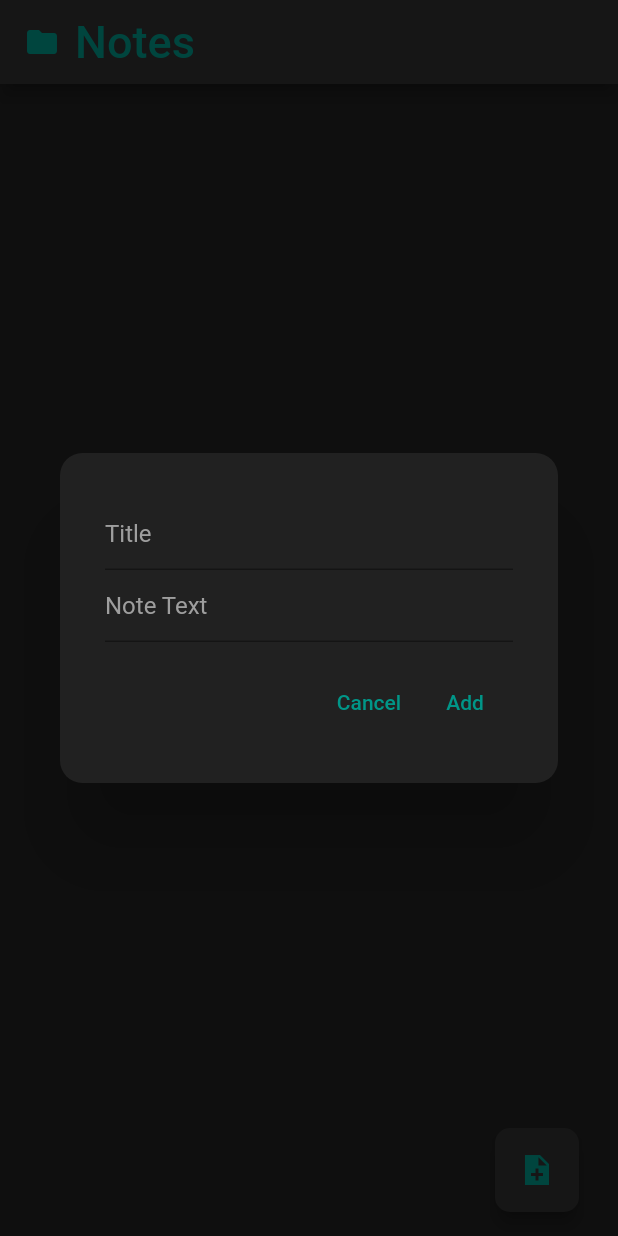
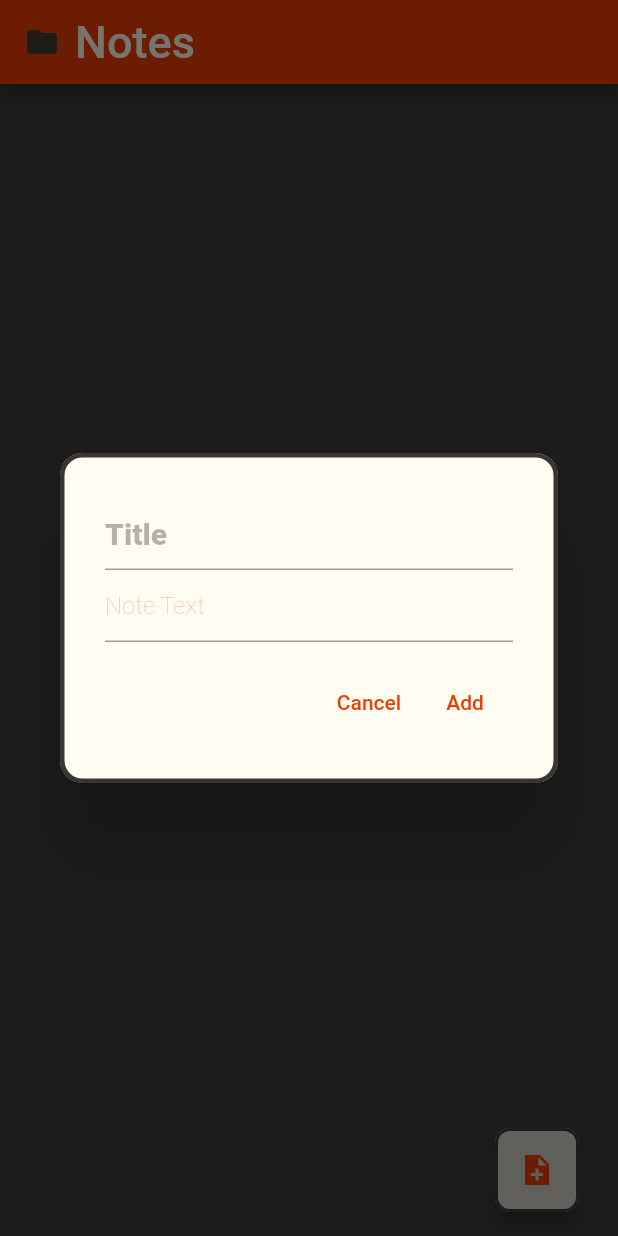
Before and after one commit to ReeceChawda/notepad, a Flutter app: the screen it shows after launch, after a tap on the "note add" icon, on a phone screen of 412 x 824 dp. Run offline on Flutter 3.47's test engine with Material 2 defaults, Android fonts, the phone set to English and light mode, and no system bars; our stand-ins replace hive, hive_flutter; accounts and stored records are empty.

Commit message:
Colour Changes - Complete overhaul of the colour scheme from black/teal to orange/white

```diff
--- a/lib/main.dart
+++ b/lib/main.dart
@@ -52,6 +52,7 @@ class NotePadAppState extends State<NotePadApp> {
     });
   }
 
+// Main note
   void noteDialog() {
     showDialog(
       context: context,
@@ -59,8 +60,9 @@ class NotePadAppState extends State<NotePadApp> {
         return Dialog(
           shape: RoundedRectangleBorder(
             borderRadius: BorderRadius.circular(15.0),
+            side: const BorderSide(color: Color.fromARGB(200, 0, 0, 0), width: 3),
           ),
-          backgroundColor: Colors.grey[900],
+          backgroundColor: const Color.fromARGB(255, 255, 252, 242),
           child: Container(
             width: 600,
             padding: const EdgeInsets.all(30.0),
@@ -71,23 +73,33 @@ class NotePadAppState extends State<NotePadApp> {
                   controller: titleInput,
                   decoration: const InputDecoration(
                     focusedBorder: UnderlineInputBorder(
-                      borderSide: BorderSide (color: Colors.teal),
+                      borderSide:
+                          BorderSide(color: Color.fromARGB(255, 235, 60, 0)),
                     ),
                     hintText: "Title",
-                    hintStyle: TextStyle(color: Colors.grey),
+                    hintStyle:
+                        TextStyle(color: Color.fromARGB(100, 64, 61, 57)),
                   ),
-                  style: TextStyle(color: Colors.grey[300]),
+                  style: const TextStyle(
+                      color: Color.fromARGB(255, 64, 61, 57),
+                      fontWeight: FontWeight.w900,
+                      fontSize: 20),
                 ),
                 TextField(
                   controller: noteInput,
                   decoration: const InputDecoration(
                     focusedBorder: UnderlineInputBorder(
-                      borderSide: BorderSide (color: Colors.teal),
+                      borderSide:
+                          BorderSide(color: Color.fromARGB(255, 235, 60, 0)),
                     ),
                     hintText: "Note Text",
-                    hintStyle: TextStyle(color: Colors.grey),
+                    hintStyle:
+                        TextStyle(color: Color.fromARGB(100, 235, 60, 0)),
                   ),
-                  style: TextStyle(color: Colors.grey[300]),
+                  style: const TextStyle(
+                    color: Color.fromARGB(255, 235, 60, 0),
+                    fontWeight: FontWeight.w200,
+                  ),
                   maxLines: null,
                 ),
                 const SizedBox(height: 16),
@@ -97,7 +109,8 @@ class NotePadAppState extends State<NotePadApp> {
                     TextButton(
                       child: const Text(
                         "Cancel",
-                        style: TextStyle(color: Colors.teal),
+                        style:
+                            TextStyle(color: Color.fromARGB(255, 235, 60, 0)),
                       ),
                       onPressed: () {
                         clearControllers();
@@ -107,7 +120,8 @@ class NotePadAppState extends State<NotePadApp> {
                     TextButton(
                       child: const Text(
                         "Add",
-                        style: TextStyle(color: Colors.teal),
+                        style:
+                            TextStyle(color: Color.fromARGB(255, 235, 60, 0)),
                       ),
                       onPressed: () {
                         addNote();
@@ -148,15 +162,16 @@ class NotePadAppState extends State<NotePadApp> {
     TextEditingController editNoteController =
         TextEditingController(text: note.text);
 
-
+//Edit note
     showDialog(
       context: context,
       builder: (context) {
         return Dialog(
           shape: RoundedRectangleBorder(
             borderRadius: BorderRadius.circular(15.0),
+            side: const BorderSide(color: Color.fromARGB(200, 0, 0, 0), width: 3),
           ),
-          backgroundColor: Colors.grey[900],
+          backgroundColor: const Color.fromARGB(255, 255, 252, 242),
           child: Container(
             width: 600,
             padding: const EdgeInsets.all(30.0),
@@ -167,22 +182,32 @@ class NotePadAppState extends State<NotePadApp> {
                   controller: editTitleController,
                   decoration: const InputDecoration(
                     focusedBorder: UnderlineInputBorder(
-                      borderSide: BorderSide (color: Colors.teal),
+                      borderSide:
+                          BorderSide(color: Color.fromARGB(255, 235, 60, 0)),
                     ),
                     hintText: "Title",
-                    hintStyle: TextStyle(color: Colors.grey),
+                    hintStyle:
+                        TextStyle(color: Color.fromARGB(100, 64, 61, 57)),
                   ),
-                  style: TextStyle(color: Colors.grey[300]),
+                  style: const TextStyle(
+                    color: Color.fromARGB(255, 64, 61, 57),
+                    fontWeight: FontWeight.w900,
+                    fontSize: 20,
+                  ),
                 ),
                 TextField(
                   controller: editNoteController,
                   decoration: const InputDecoration(
                       focusedBorder: UnderlineInputBorder(
-                        borderSide: BorderSide (color: Colors.teal),
+                        borderSide:
+                            BorderSide(color: Color.fromARGB(255, 235, 60, 0)),
                       ),
                       hintText: "Note Text",
-                      hintStyle: TextStyle(color: Colors.grey)),
-                  style: TextStyle(color: Colors.grey[300]),
+                      hintStyle:
+                          TextStyle(color: Color.fromARGB(100, 235, 60, 0))),
+                  style: const TextStyle(
+                      color: Color.fromARGB(255, 235, 60, 0),
+                      fontWeight: FontWeight.w200),
                   maxLines: null,
                 ),
                 const SizedBox(height: 16),
@@ -192,7 +217,8 @@ class NotePadAppState extends State<NotePadApp> {
                     TextButton(
                       child: const Text(
                         "Cancel",
-                        style: TextStyle(color: Colors.teal),
+                        style:
+                            TextStyle(color: Color.fromARGB(255, 235, 60, 0)),
                       ),
                       onPressed: () {
                         Navigator.of(context).pop();
@@ -201,7 +227,8 @@ class NotePadAppState extends State<NotePadApp> {
                     TextButton(
                       child: const Text(
                         "Save",
-                        style: TextStyle(color: Colors.teal),
+                        style:
+                            TextStyle(color: Color.fromARGB(255, 235, 60, 0)),
                       ),
                       onPressed: () {
                         setState(() {
@@ -234,31 +261,31 @@ class NotePadAppState extends State<NotePadApp> {
     //   }
     // });
 
-
+//Main page
     return Scaffold(
       appBar: AppBar(
         title: const Row(
           children: <Widget>[
-            Icon(Icons.folder, color: Colors.teal),
+            Icon(Icons.folder, color: Color.fromARGB(255, 64, 61, 57)),
             SizedBox(width: 10),
             Text("Notes",
                 style: TextStyle(
                   fontSize: 30,
-                  color: Colors.teal,
+                  color: Color.fromARGB(255, 255, 252, 242),
                 )),
           ],
         ),
-        backgroundColor: Colors.grey[850],
+        backgroundColor: const Color.fromARGB(255, 235, 60, 0),
         elevation: 5,
       ),
-      backgroundColor: Colors.grey[900],
+      backgroundColor: const Color.fromARGB(255, 64, 61, 57),
       body: notes.isEmpty
-          ? Center(
+          ? const Center(
               child: Text(
                 "No notes yet.",
                 style: TextStyle(
                   fontSize: 30,
-                  color: Colors.grey[800],
+                  color: Color.fromARGB(50, 255, 255, 255),
                 ),
               ),
             )
@@ -269,7 +296,11 @@ class NotePadAppState extends State<NotePadApp> {
                   key: UniqueKey(),
                   elevation: 5,
                   margin: const EdgeInsets.fromLTRB(8, 8, 8, 0),
-                  color: Colors.grey[800],
+                  color: const Color.fromARGB(255, 255, 252, 242),
+                  shape: RoundedRectangleBorder(
+                      borderRadius: BorderRadius.circular(15.0),
+                      side: const BorderSide(
+                          color: Color.fromARGB(200, 0, 0, 0), width: 3)),
                   child: ListTile(
                     contentPadding: const EdgeInsets.fromLTRB(25, 5, 0, 10),
                     title: Padding(
@@ -278,24 +309,26 @@ class NotePadAppState extends State<NotePadApp> {
                         notes[index].title,
                         style: const TextStyle(
                             fontSize: 20,
-                          color: Colors.teal,
-                        ),
+                            color: Color.fromARGB(255, 64, 61, 57),
+                            fontWeight: FontWeight.w900),
                       ),
                     ),
                     subtitle: Text(
                       notes[index].text,
-                      style: TextStyle(
+                      style: const TextStyle(
                           fontSize: 16,
-                        color: Colors.grey[300],
-                      ),
+                          color: Color.fromARGB(255, 235, 60, 0),
+                          fontWeight: FontWeight.w200),
                     ),
                     trailing: Row(
                       mainAxisSize: MainAxisSize.min,
                       children: [
                         IconButton(
                           icon: notes[index].isPriority
-                              ? const Icon(Icons.star, color: Colors.amber)
-                              : const Icon(Icons.star_border),
+                              ? const Icon(Icons.star,
+                                  color: Color.fromARGB(255, 235, 60, 0))
+                              : const Icon(Icons.star_border,
+                                  color: Color.fromARGB(255, 64, 61, 57)),
                           onPressed: () {
                             setState(() {
                               notes[index].isPriority =
@@ -305,7 +338,8 @@ class NotePadAppState extends State<NotePadApp> {
                           },
                         ),
                         IconButton(
-                          icon: const Icon(Icons.edit, color: Colors.teal),
+                          icon: const Icon(Icons.edit,
+                              color: Color.fromARGB(255, 235, 60, 0)),
                           onPressed: () {
                             editNote(notes[index], index);
                           },
@@ -319,14 +353,16 @@ class NotePadAppState extends State<NotePadApp> {
                           return AlertDialog(
                             shape: RoundedRectangleBorder(
                                 borderRadius: BorderRadius.circular(15.0),
-                            ),
-                            backgroundColor: Colors.grey[900],
-                            content: Padding(
-                              padding: const EdgeInsets.fromLTRB(0, 25, 0, 0),
+                                side: const BorderSide(
+                                    color: Color.fromARGB(255, 235, 60, 0))),
+                            backgroundColor: const Color.fromARGB(255, 255, 252, 242),
+                            content: const Padding(
+                              padding: EdgeInsets.fromLTRB(0, 25, 0, 0),
                               child: Text(
                                 "Are you sure you want to delete this note?",
                                 style: TextStyle(
-                                  color: Colors.grey[500],
+                                  color: Color.fromARGB(255, 64, 61, 57),
+                                  fontWeight: FontWeight.w500,
                                   fontSize: 18,
                                 ),
                               ),
@@ -335,7 +371,8 @@ class NotePadAppState extends State<NotePadApp> {
                               TextButton(
                                 child: const Text(
                                   "Cancel",
-                                  style: TextStyle(color: Colors.teal),
+                                  style: TextStyle(
+                                      color: Color.fromARGB(255, 235, 60, 0)),
                                 ),
                                 onPressed: () {
                                   Navigator.of(context).pop();
@@ -344,7 +381,8 @@ class NotePadAppState extends State<NotePadApp> {
                               TextButton(
                                 child: const Text(
                                   "Delete",
-                                  style: TextStyle(color: Colors.teal),
+                                  style: TextStyle(
+                                      color: Color.fromARGB(255, 235, 60, 0)),
                                 ),
                                 onPressed: () {
                                   setState(() {
@@ -370,13 +408,13 @@ class NotePadAppState extends State<NotePadApp> {
           children: [
             Tooltip(
               message: "Add Note",
-            textStyle: TextStyle(color: Colors.teal.withOpacity(0.8)),
+              textStyle: const TextStyle(color: Color.fromARGB(150, 235, 60, 0)),
               decoration: BoxDecoration(
-                color: Colors.grey[850]?.withOpacity(0.8),
-              borderRadius: BorderRadius.circular(8)
-            ),
+                  color: const Color.fromARGB(200, 255, 252, 242),
+                  borderRadius: BorderRadius.circular(8)),
               verticalOffset: 32,
-            child: buildFloatingActionButton(Icons.note_add_sharp, noteDialog),
+              child:
+                  buildFloatingActionButton(Icons.note_add_sharp, noteDialog),
             ),
             const SizedBox(width: 10),
           ],
@@ -391,17 +429,18 @@ class NotePadAppState extends State<NotePadApp> {
     super.dispose();
   }
 
+//add button
   Widget buildFloatingActionButton(IconData icon, onPressed) {
     return FloatingActionButton(
       onPressed: onPressed,
       shape: RoundedRectangleBorder(
           borderRadius: BorderRadius.circular(10.0),
-      ),
+          side: const BorderSide(color: Color.fromARGB(255, 64, 61, 57), width: 2)),
       elevation: 5,
-      backgroundColor: Colors.grey[850],
+      backgroundColor: const Color.fromARGB(200, 255, 252, 242),
       child: Icon(
         icon,
-        color: Colors.teal,
+        color: const Color.fromARGB(255, 235, 60, 0),
       ),
     );
   }
```
Lines whose indentation alone changed are shown as unchanged.
